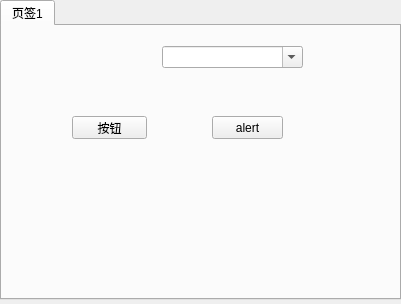
This is GUI/QtDesigner/once.ui in Sqcode/ppython as Qt 5 draws it before an edit. The edited form follows.
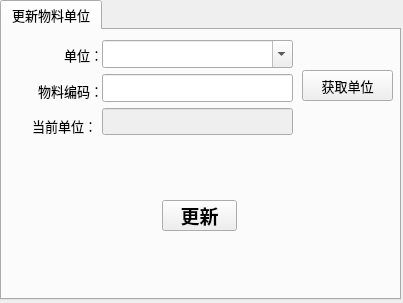
This is the edited form.

Commit message: 一个界面 一个链接

```diff
--- a/GUI/QtDesigner/once.ui
+++ b/GUI/QtDesigner/once.ui
@@ -6,10 +6,22 @@
    <rect>
     <x>0</x>
     <y>0</y>
-    <width>401</width>
-    <height>304</height>
+    <width>403</width>
+    <height>303</height>
    </rect>
   </property>
+  <property name="maximumSize">
+   <size>
+    <width>403</width>
+    <height>403</height>
+   </size>
+  </property>
+  <property name="font">
+   <font>
+    <family>微软雅黑</family>
+    <pointsize>14</pointsize>
+   </font>
+  </property>
   <property name="windowTitle">
    <string>演示窗口</string>
   </property>
@@ -25,70 +37,182 @@
      <height>300</height>
     </rect>
    </property>
+   <property name="font">
+    <font>
+     <family>微软雅黑</family>
+     <pointsize>10</pointsize>
+     <weight>50</weight>
+     <bold>false</bold>
+    </font>
+   </property>
    <property name="currentIndex">
     <number>0</number>
    </property>
    <widget class="QWidget" name="tab">
     <attribute name="title">
-     <string>页签1</string>
+     <string>更新物料单位</string>
     </attribute>
-    <widget class="QComboBox" name="unit_comboBox">
-     <property name="enabled">
-      <bool>true</bool>
+    <widget class="QWidget" name="verticalLayoutWidget">
+     <property name="geometry">
+      <rect>
+       <x>30</x>
+       <y>10</y>
+       <width>71</width>
+       <height>101</height>
+      </rect>
      </property>
+     <layout class="QVBoxLayout" name="verticalLayout">
+      <item>
+       <widget class="QLabel" name="unit">
+        <property name="font">
+         <font>
+          <family>微软雅黑</family>
+          <pointsize>10</pointsize>
+          <weight>50</weight>
+          <bold>false</bold>
+         </font>
+        </property>
+        <property name="text">
+         <string>单位：</string>
+        </property>
+        <property name="alignment">
+         <set>Qt::AlignRight|Qt::AlignTrailing|Qt::AlignVCenter</set>
+        </property>
+       </widget>
+      </item>
+      <item>
+       <widget class="QLabel" name="fnumber">
+        <property name="font">
+         <font>
+          <family>微软雅黑</family>
+          <pointsize>10</pointsize>
+          <weight>50</weight>
+          <bold>false</bold>
+         </font>
+        </property>
+        <property name="text">
+         <string>物料编码：</string>
+        </property>
+        <property name="alignment">
+         <set>Qt::AlignRight|Qt::AlignTrailing|Qt::AlignVCenter</set>
+        </property>
+       </widget>
+      </item>
+      <item>
+       <widget class="QLabel" name="current_unit">
+        <property name="font">
+         <font>
+          <family>微软雅黑</family>
+          <pointsize>10</pointsize>
+          <weight>50</weight>
+          <bold>false</bold>
+         </font>
+        </property>
+        <property name="text">
+         <string>当前单位：</string>
+        </property>
+       </widget>
+      </item>
+     </layout>
+    </widget>
+    <widget class="QWidget" name="verticalLayoutWidget_2">
+     <property name="geometry">
+      <rect>
+       <x>100</x>
+       <y>10</y>
+       <width>191</width>
+       <height>95</height>
+      </rect>
+     </property>
+     <layout class="QVBoxLayout" name="verticalLayout_2">
+      <item>
+       <widget class="QComboBox" name="unitComboBox">
+        <property name="enabled">
+         <bool>true</bool>
+        </property>
+        <property name="font">
+         <font>
+          <family>微软雅黑</family>
+          <pointsize>12</pointsize>
+          <weight>75</weight>
+          <bold>true</bold>
+         </font>
+        </property>
+        <property name="editable">
+         <bool>true</bool>
+        </property>
+        <property name="currentText">
+         <string/>
+        </property>
+        <property name="currentIndex">
+         <number>-1</number>
+        </property>
+        <property name="placeholderText">
+         <string>请选择</string>
+        </property>
+       </widget>
+      </item>
+      <item>
+       <widget class="QLineEdit" name="fnumberText">
+        <property name="font">
+         <font>
+          <family>微软雅黑</family>
+          <pointsize>12</pointsize>
+          <weight>75</weight>
+          <bold>true</bold>
+         </font>
+        </property>
+       </widget>
+      </item>
+      <item>
+       <widget class="QLineEdit" name="currentUnitText">
+        <property name="enabled">
+         <bool>false</bool>
+        </property>
+        <property name="font">
+         <font>
+          <family>微软雅黑</family>
+          <pointsize>11</pointsize>
+          <weight>75</weight>
+          <bold>true</bold>
+         </font>
+        </property>
+       </widget>
+      </item>
+     </layout>
+    </widget>
+    <widget class="QPushButton" name="btn">
      <property name="geometry">
       <rect>
        <x>160</x>
-       <y>20</y>
-       <width>141</width>
-       <height>22</height>
+       <y>170</y>
+       <width>75</width>
+       <height>31</height>
       </rect>
      </property>
      <property name="font">
       <font>
        <family>微软雅黑</family>
-       <pointsize>12</pointsize>
+       <pointsize>14</pointsize>
        <weight>75</weight>
        <bold>true</bold>
       </font>
      </property>
-     <property name="editable">
-      <bool>true</bool>
-     </property>
-     <property name="currentText">
-      <string/>
-     </property>
-     <property name="currentIndex">
-      <number>-1</number>
-     </property>
-     <property name="placeholderText">
-      <string>请选择</string>
-     </property>
-    </widget>
-    <widget class="QPushButton" name="btn">
-     <property name="geometry">
-      <rect>
-       <x>70</x>
-       <y>90</y>
-       <width>75</width>
-       <height>23</height>
-      </rect>
-     </property>
      <property name="text">
-      <string>按钮</string>
+      <string>更新</string>
      </property>
     </widget>
     <widget class="QPushButton" name="alert">
      <property name="geometry">
       <rect>
-       <x>210</x>
-       <y>90</y>
-       <width>71</width>
-       <height>23</height>
+       <x>300</x>
+       <y>40</y>
+       <width>91</width>
+       <height>31</height>
       </rect>
      </property>
      <property name="text">
-      <string>alert</string>
+      <string>获取单位</string>
      </property>
     </widget>
    </widget>
```
Left out of the diff: 4 changed lines with no effect on the pictures. The commit also changes 4 other files.
